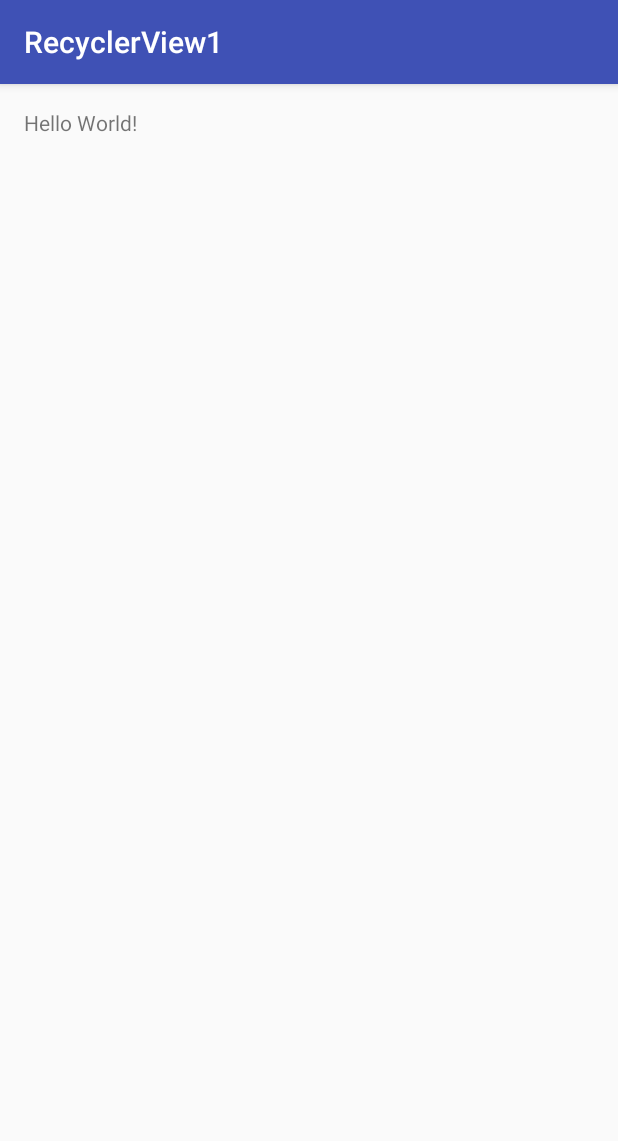
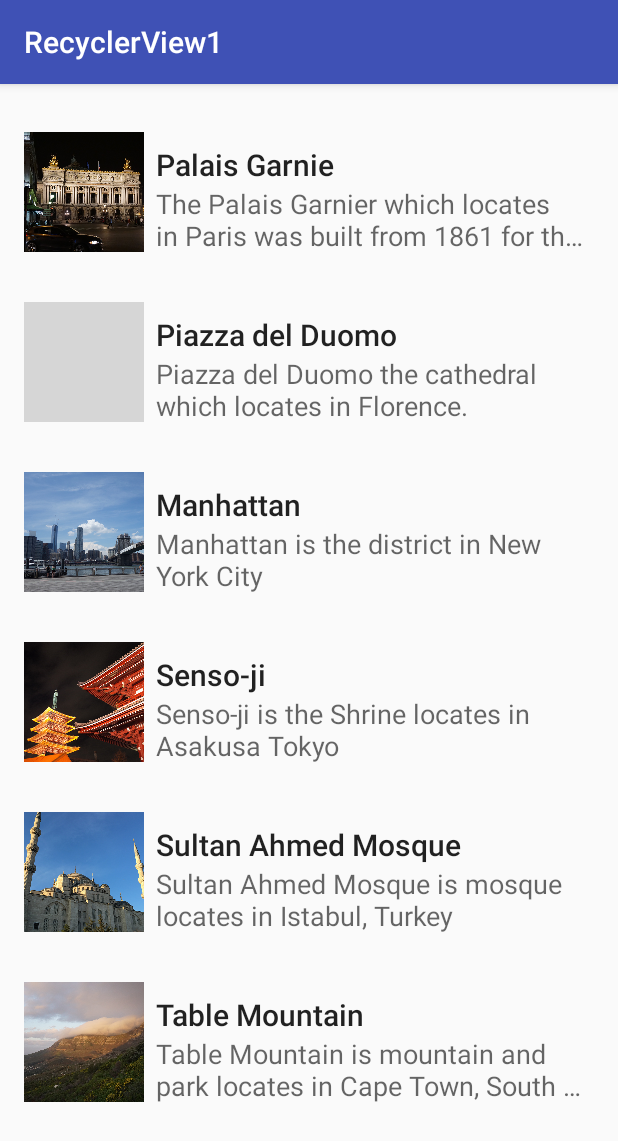
Before and after one commit to septydarmantya/RecyclerView2, an Android app: the screen it shows after launch (MainActivity), on a phone screen of 412 x 824 dp. Shown: the top 1141 px of the screen. Run offline under Robolectric (Android 15) with nearby library versions, the phone set to English and light mode, and no system bars; grey boxes are pictures that could not be loaded.

Commit message:
RecyclerView List

```diff
--- a/app/build.gradle
+++ b/app/build.gradle
@@ -20,10 +20,11 @@ android {
 }
 
 dependencies {
-    compile fileTree(dir: 'libs', include: ['*.jar'])
+    compile fileTree(include: ['*.jar'], dir: 'libs')
     androidTestCompile('com.android.support.test.espresso:espresso-core:2.2.2', {
         exclude group: 'com.android.support', module: 'support-annotations'
     })
     compile 'com.android.support:appcompat-v7:24.2.1'
     testCompile 'junit:junit:4.12'
+    compile 'com.android.support:recyclerview-v7:24.2.1'
 }
--- a/app/src/main/java/id/sch/smktelkom_mlg/learn/recyclerview1/MainActivity.java
+++ b/app/src/main/java/id/sch/smktelkom_mlg/learn/recyclerview1/MainActivity.java
@@ -1,13 +1,52 @@
 package id.sch.smktelkom_mlg.learn.recyclerview1;
 
+import android.content.res.Resources;
+import android.content.res.TypedArray;
+import android.graphics.drawable.Drawable;
 import android.os.Bundle;
 import android.support.v7.app.AppCompatActivity;
+import android.support.v7.widget.LinearLayoutManager;
+import android.support.v7.widget.RecyclerView;
+
+import java.util.ArrayList;
+
+import id.sch.smktelkom_mlg.learn.recyclerview1.adapter.HotelAdapter;
+import id.sch.smktelkom_mlg.learn.recyclerview1.model.Hotel;
 
 public class MainActivity extends AppCompatActivity {
+
+    ArrayList<Hotel> mList = new ArrayList<>();
+    HotelAdapter mAdapter;
 
     @Override
     protected void onCreate(Bundle savedInstanceState) {
         super.onCreate(savedInstanceState);
         setContentView(R.layout.activity_main);
+
+        RecyclerView recyclerView = (RecyclerView) findViewById(R.id.recyclerView);
+        LinearLayoutManager layoutManager = new LinearLayoutManager(this);
+        recyclerView.setLayoutManager(layoutManager);
+        mAdapter = new HotelAdapter(mList);
+        recyclerView.setAdapter(mAdapter);
+
+        fillData();
+
+    }
+
+    private void fillData() {
+        Resources resources = getResources();
+        String[] arJudul = resources.getStringArray(R.array.places);
+        String[] arDeskripsi = resources.getStringArray(R.array.place_desc);
+        TypedArray a = resources.obtainTypedArray(R.array.places_picture);
+        Drawable[] arFoto = new Drawable[a.length()];
+        for (int i = 0; i < arFoto.length; i++) {
+            arFoto[i] = a.getDrawable(i);
+        }
+        a.recycle();
+
+        for (int i = 0; i < arJudul.length; i++) {
+            mList.add(new Hotel(arJudul[i], arDeskripsi[i], arFoto[i]));
+        }
+        mAdapter.notifyDataSetChanged();
     }
 }
--- /dev/null
+++ b/app/src/main/java/id/sch/smktelkom_mlg/learn/recyclerview1/adapter/HotelAdapter.java
@@ -0,0 +1,61 @@
+package id.sch.smktelkom_mlg.learn.recyclerview1.adapter;
+
+import android.support.v7.widget.RecyclerView;
+import android.view.LayoutInflater;
+import android.view.View;
+import android.view.ViewGroup;
+import android.widget.ImageView;
+import android.widget.TextView;
+
+import java.util.ArrayList;
+
+import id.sch.smktelkom_mlg.learn.recyclerview1.R;
+import id.sch.smktelkom_mlg.learn.recyclerview1.model.Hotel;
+
+/**
+ * Created by asus on 29/10/2016.
+ */
+
+public class HotelAdapter extends RecyclerView.Adapter<HotelAdapter.ViewHolder> {
+    ArrayList<Hotel> hotelList;
+
+    public HotelAdapter(ArrayList<Hotel> hotelList) {
+        this.hotelList = hotelList;
+    }
+
+    @Override
+    public HotelAdapter.ViewHolder onCreateViewHolder(ViewGroup parent, int viewType) {
+        View v = LayoutInflater.from(parent.getContext()).inflate(R.layout.item_list, parent, false);
+        ViewHolder vh = new ViewHolder(v);
+        return vh;
+    }
+
+    @Override
+    public void onBindViewHolder(HotelAdapter.ViewHolder holder, int position) {
+        Hotel hotel = hotelList.get(position);
+        holder.tvJudul.setText(hotel.judul);
+        holder.tvDeskripsi.setText(hotel.deskripsi);
+        holder.ivFoto.setImageDrawable(hotel.foto);
+
+    }
+
+    @Override
+    public int getItemCount() {
+        if (hotelList != null)
+            return hotelList.size();
+        return 0;
+    }
+
+    public class ViewHolder extends RecyclerView.ViewHolder {
+        ImageView ivFoto;
+        TextView tvJudul;
+        TextView tvDeskripsi;
+
+        public ViewHolder(View itemView) {
+            super(itemView);
+            ivFoto = (ImageView) itemView.findViewById(R.id.imageView);
+            tvJudul = (TextView) itemView.findViewById(R.id.textViewJudul);
+            tvDeskripsi = (TextView) itemView.findViewById(R.id.textViewDeskripsi);
+        }
+    }
+}
--- /dev/null
+++ b/app/src/main/java/id/sch/smktelkom_mlg/learn/recyclerview1/model/Hotel.java
@@ -0,0 +1,19 @@
+package id.sch.smktelkom_mlg.learn.recyclerview1.model;
+
+import android.graphics.drawable.Drawable;
+
+/**
+ * Created by asus on 30/10/2016.
+ */
+
+public class Hotel {
+    public String judul;
+    public String deskripsi;
+    public Drawable foto;
+
+    public Hotel(String judul, String deskripsi, Drawable foto) {
+        this.judul = judul;
+        this.deskripsi = deskripsi;
+        this.foto = foto;
+    }
+}
--- a/app/src/main/res/layout/activity_main.xml
+++ b/app/src/main/res/layout/activity_main.xml
@@ -1,17 +1,11 @@
 <?xml version="1.0" encoding="utf-8"?>
-<RelativeLayout xmlns:android="http://schemas.android.com/apk/res/android"
+<android.support.v7.widget.RecyclerView xmlns:android="http://schemas.android.com/apk/res/android"
     xmlns:tools="http://schemas.android.com/tools"
-    android:id="@+id/activity_main"
+    android:id="@+id/recyclerView"
     android:layout_width="match_parent"
     android:layout_height="match_parent"
+    android:clipToPadding="false"
     android:paddingBottom="@dimen/activity_vertical_margin"
-    android:paddingLeft="@dimen/activity_horizontal_margin"
-    android:paddingRight="@dimen/activity_horizontal_margin"
     android:paddingTop="@dimen/activity_vertical_margin"
-    tools:context="id.sch.smktelkom_mlg.learn.recyclerview1.MainActivity">
-
-    <TextView
-        android:layout_width="wrap_content"
-        android:layout_height="wrap_content"
-        android:text="Hello World!" />
-</RelativeLayout>
+    android:scrollbars="vertical"
+    tools:context="id.sch.smktelkom_mlg.learn.recyclerview1.MainActivity" />
--- /dev/null
+++ b/app/src/main/res/layout/item_list.xml
@@ -0,0 +1,42 @@
+<?xml version="1.0" encoding="utf-8"?>
+<RelativeLayout xmlns:android="http://schemas.android.com/apk/res/android"
+    xmlns:tools="http://schemas.android.com/tools"
+    android:layout_width="match_parent"
+    android:layout_height="wrap_content"
+    android:background="?android:attr/selectableItemBackground"
+    android:padding="16dp">
+
+    <ImageView
+        android:id="@+id/imageView"
+        android:layout_width="80dp"
+        android:layout_height="80dp"
+        android:scaleType="centerCrop"
+        tools:src="@drawable/a" />
+
+    <TextView
+        android:id="@+id/textViewJudul"
+        android:layout_width="match_parent"
+        android:layout_height="wrap_content"
+        android:layout_alignParentTop="true"
+        android:layout_marginLeft="8dp"
+        android:layout_marginTop="8dp"
+        android:layout_toEndOf="@+id/imageView"
+        android:layout_toRightOf="@+id/imageView"
+        android:ellipsize="end"
+        android:maxLines="1"
+        android:textAppearance="@style/TextAppearance.AppCompat.Title"
+        tools:text="Judul" />
+
+    <TextView
+        android:id="@+id/textViewDeskripsi"
+        android:layout_width="match_parent"
+        android:layout_height="wrap_content"
+        android:layout_alignLeft="@+id/textViewJudul"
+        android:layout_alignStart="@id/textViewJudul"
+        android:layout_below="@+id/textViewJudul"
+        android:ellipsize="end"
+        android:maxLines="2"
+        android:textAppearance="@style/TextAppearance.AppCompat.Medium"
+        tools:text="Deskripsi" />
+
+</RelativeLayout>
--- /dev/null
+++ b/app/src/main/res/values/arrays.xml
@@ -0,0 +1,95 @@
+<?xml version="1.0" encoding="utf-8"?><!--
+  ~ Copyright (C) 2016 The Android Open Source Project
+  ~
+  ~ Licensed under the Apache License, Version 2.0 (the "License");
+  ~ you may not use this file except in compliance with the License.
+  ~ You may obtain a copy of the License at
+  ~
+  ~      http://www.apache.org/licenses/LICENSE-2.0
+  ~
+  ~ Unless required by applicable law or agreed to in writing, software
+  ~ distributed under the License is distributed on an "AS IS" BASIS,
+  ~ WITHOUT WARRANTIES OR CONDITIONS OF ANY KIND, either express or implied.
+  ~ See the License for the specific language governing permissions and
+  ~ limitations under the License.
+  -->
+<resources>
+    <string-array name="places">
+        <item>Palais Garnie</item>
+        <item>Piazza del Duomo</item>
+        <item>Manhattan</item>
+        <item>Senso-ji</item>
+        <item>Sultan Ahmed Mosque</item>
+        <item>Table Mountain</item>
+    </string-array>
+    <string-array name="place_desc">
+        <item>The Palais Garnier which locates in Paris was built from 1861 for
+        the Paris Opera.
+        </item>
+        <item>Piazza del Duomo the cathedral which locates in Florence.</item>
+        <item>Manhattan is the district in New York City</item>
+        <item>Senso-ji is the Shrine locates in Asakusa Tokyo</item>
+        <item>Sultan Ahmed Mosque is mosque locates in Istabul, Turkey</item>
+        <item>Table Mountain is mountain and park locates in Cape Town, South Africa.</item>
+    </string-array>
+    <string-array name="place_details">
+        <item>Lorem ipsum dolor sit amet, consectetur adipisicing elit, sed do
+        eiusmod tempor incididunt ut labore et dolore magna aliqua. Ut enim ad minim veniam, quis
+        nostrud exercitation ullamco laboris nisi ut aliquip ex ea commodo consequat. Duis aute
+        irure dolor in reprehenderit in voluptate velit esse cillum dolore eu fugiat nulla
+        pariatur. Excepteur sint occaecat cupidatat non proident, sunt in culpa qui officia
+        deserunt mollit anim id est laborum.
+        </item>
+        <item>Lorem ipsum dolor sit amet, consectetur adipisicing elit, sed do
+        eiusmod tempor incididunt ut labore et dolore magna aliqua. Ut enim ad minim veniam, quis
+        nostrud exercitation ullamco laboris nisi ut aliquip ex ea commodo consequat. Duis aute
+        irure dolor in reprehenderit in voluptate velit esse cillum dolore eu fugiat nulla
+        pariatur. Excepteur sint occaecat cupidatat non proident, sunt in culpa qui officia
+        deserunt mollit anim id est laborum.
+        </item>
+        <item>Lorem ipsum dolor sit amet, consectetur adipisicing elit, sed do
+        eiusmod tempor incididunt ut labore et dolore magna aliqua. Ut enim ad minim veniam, quis
+        nostrud exercitation ullamco laboris nisi ut aliquip ex ea commodo consequat. Duis aute
+        irure dolor in reprehenderit in voluptate velit esse cillum dolore eu fugiat nulla
+        pariatur. Excepteur sint occaecat cupidatat non proident, sunt in culpa qui officia
+        deserunt mollit anim id est laborum.
+        </item>
+        <item>Lorem ipsum dolor sit amet, consectetur adipisicing elit, sed do
+        eiusmod tempor incididunt ut labore et dolore magna aliqua. Ut enim ad minim veniam, quis
+        nostrud exercitation ullamco laboris nisi ut aliquip ex ea commodo consequat. Duis aute
+        irure dolor in reprehenderit in voluptate velit esse cillum dolore eu fugiat nulla
+        pariatur. Excepteur sint occaecat cupidatat non proident, sunt in culpa qui officia
+        deserunt mollit anim id est laborum.
+        </item>
+        <item>Lorem ipsum dolor sit amet, consectetur adipisicing elit, sed do
+        eiusmod tempor incididunt ut labore et dolore magna aliqua. Ut enim ad minim veniam, quis
+        nostrud exercitation ullamco laboris nisi ut aliquip ex ea commodo consequat. Duis aute
+        irure dolor in reprehenderit in voluptate velit esse cillum dolore eu fugiat nulla
+        pariatur. Excepteur sint occaecat cupidatat non proident, sunt in culpa qui officia
+        deserunt mollit anim id est laborum.
+        </item>
+        <item>Lorem ipsum dolor sit amet, consectetur adipisicing elit, sed do
+        eiusmod tempor incididunt ut labore et dolore magna aliqua. Ut enim ad minim veniam, quis
+        nostrud exercitation ullamco laboris nisi ut aliquip ex ea commodo consequat. Duis aute
+        irure dolor in reprehenderit in voluptate velit esse cillum dolore eu fugiat nulla
+        pariatur. Excepteur sint occaecat cupidatat non proident, sunt in culpa qui officia
+        deserunt mollit anim id est laborum.
+        </item>
+    </string-array>
+    <string-array name="place_locations">
+        <item>8 Rue Scribe, 75009 Paris, France</item>
+        <item>Piazza del Capitolo - 50122 Florence</item>
+        <item>New York City</item>
+        <item>2-3-1 Asakusa, Taitō-ku, Tokyo, Japan</item>
+        <item>At Meydanı No:7, 34122 Fatih/İstanbul, Turkey</item>
+        <item>Cape Town, South Africa</item>
+    </string-array>
+    <array name="places_picture">
+        <item>@drawable/a</item>
+        <item>@drawable/b</item>
+        <item>@drawable/c</item>
+        <item>@drawable/d</item>
+        <item>@drawable/e</item>
+        <item>@drawable/f</item>
+    </array>
+</resources>
```
Also changed, not shown: app/src/main/res/drawable/a.png (added), app/src/main/res/drawable/c.png (added), app/src/main/res/drawable/d.png (added), app/src/main/res/drawable/e.png (added), app/src/main/res/drawable/f.png (added), 1 other file.
